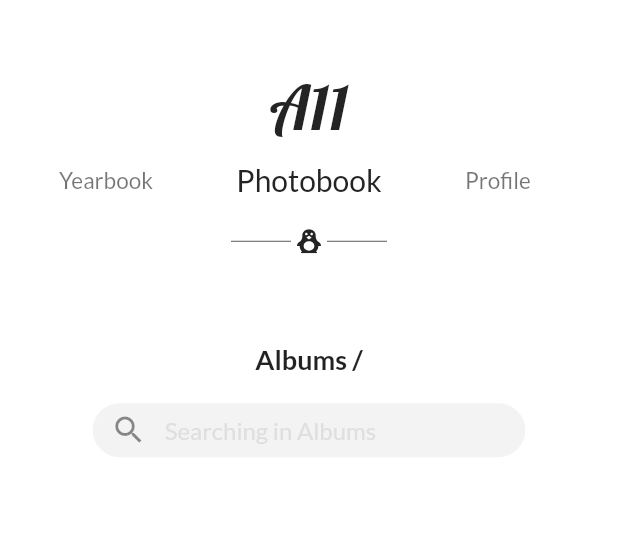
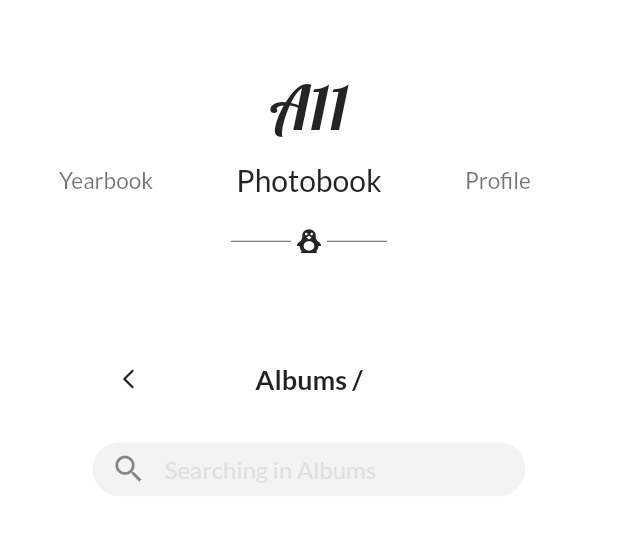
Before and after one commit to ltk84/a11-website, a Flutter app: the screen it shows after launch, scrolled down 576 dp, on a phone screen of 412 x 824 dp, the part 61-616 px from its top. Run offline on Flutter 3.47's test engine with Material 2 defaults, Android fonts, the phone set to English and light mode, and no system bars; drawn by our look-alikes of carousel_slider, flutter_switch; our stand-ins replace cached_network_image, cloud_firestore, firebase_auth, firebase_core, flutter_svg, get_it; accounts and stored records are empty.

Commit message:
add back button photobook

```diff
--- a/lib/pages/content_page/photobook_tab.dart
+++ b/lib/pages/content_page/photobook_tab.dart
@@ -46,13 +46,44 @@ class _PhotobookTabState extends State<PhotobookTab> {
           SliverList(
             delegate: SliverChildListDelegate(
               [
-                Center(
+                Container(
+                  margin: EdgeInsets.symmetric(
+                      horizontal: (deviceWidth * (1 - scaleFactor)) / 2),
+                  child: Row(
+                    mainAxisAlignment: MainAxisAlignment.center,
+                    children: [
+                      IconButton(
+                        onPressed: () {},
+                        icon: Icon(
+                          Icons.arrow_back_ios_rounded,
+                        ),
+                        iconSize: 16,
+                        splashRadius: 14.0 / scaleFactor,
+                      ),
+                      Expanded(
+                        child: Center(
                           child: Text(
                             'Albums /',
                             style: TextStyle(
                               fontWeight: FontWeight.w700,
                               fontSize: 18.0,
                             ),
+                          ),
+                        ),
+                      ),
+                      Visibility(
+                        visible: true,
+                        child: IconButton(
+                          onPressed: () {},
+                          icon: Icon(
+                            Icons.arrow_back_ios_rounded,
+                            color: Colors.transparent,
+                          ),
+                          iconSize: 16,
+                          splashRadius: 14.0 / scaleFactor,
+                        ),
+                      ),
+                    ],
                   ),
                 ),
                 SizedBox(
```
Lines whose indentation alone changed are shown as unchanged.
